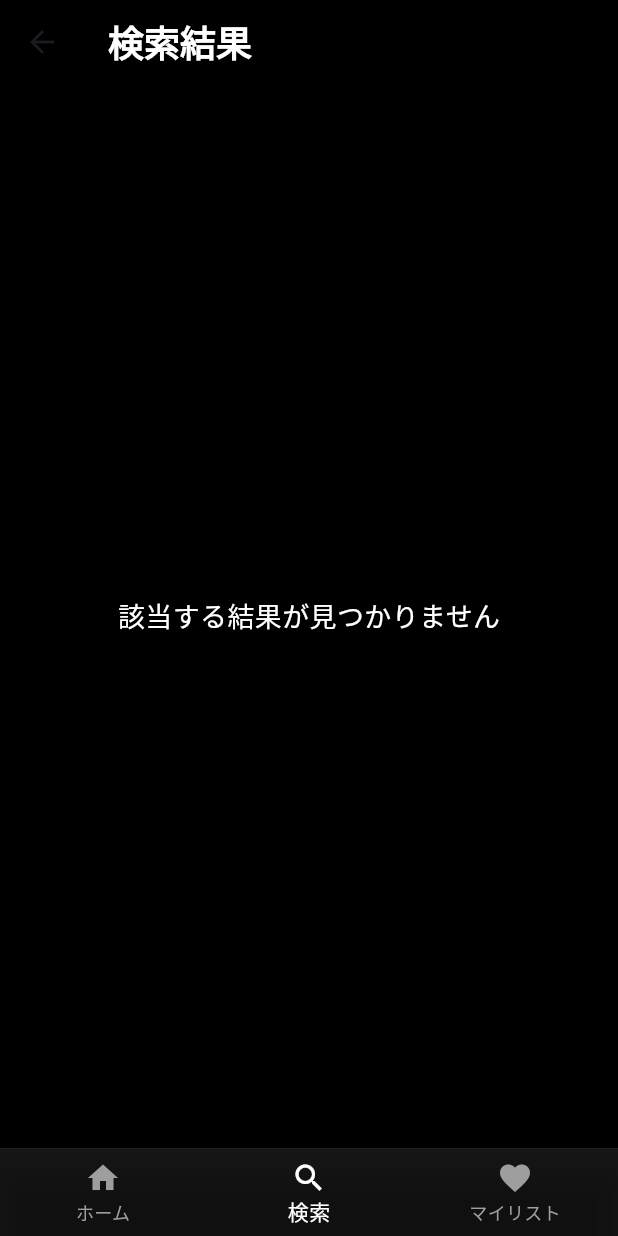
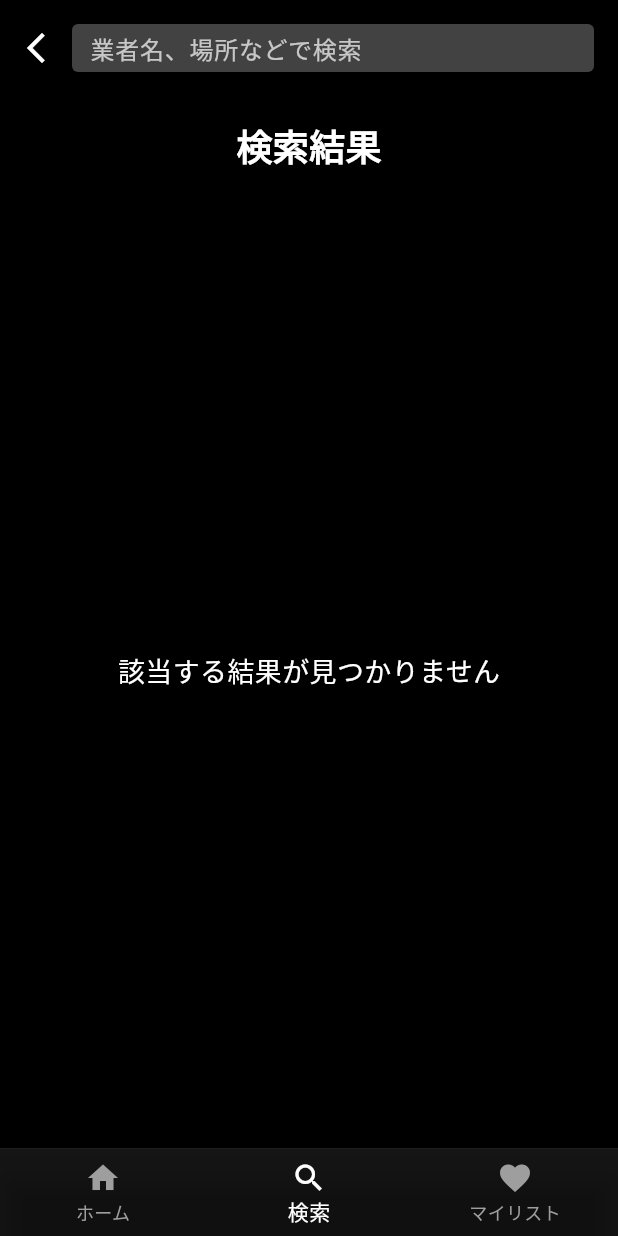
Before and after one commit to Kaito-nagai/fishing_app, a Flutter app: the SearchResults screen opened directly with empty values, on a phone screen of 412 x 824 dp. Run offline on Flutter 3.47's test engine with Material 3 defaults, Android fonts, the phone set to English and light mode, and no system bars; our stand-ins replace flutter_dotenv, logger, shared_preferences; accounts and stored records are empty.

Commit message:
“少し修正

```diff
--- a/lib/screens/search_results.dart
+++ b/lib/screens/search_results.dart
@@ -1,19 +1,59 @@
 import 'package:flutter/material.dart';
+import 'package:logger/logger.dart'; // Logger ライブラリをインポート
 import '../components/vendor_list.dart';
-import '../widgets/bottom_nav.dart'; // ボトムナビゲーションを追加
+import '../widgets/bottom_nav.dart';
+import '../widgets/search_bar.dart';
 
-class SearchResults extends StatelessWidget {
+class SearchResults extends StatefulWidget {
   final List<Vendor> searchResults;
+  final String initialQuery;
 
-  const SearchResults({super.key, required this.searchResults});
+  const SearchResults({
+    super.key,
+    required this.searchResults,
+    required this.initialQuery,
+  });
+
+  @override
+  SearchResultsState createState() => SearchResultsState(); // 修正: クラス名からアンダースコアを削除
+}
+
+class SearchResultsState extends State<SearchResults> { // 修正: クラス名からアンダースコアを削除
+  late TextEditingController _searchController;
+  final Logger _logger = Logger(); // Logger インスタンスを作成
+
+
+  @override
+  void initState() {
+    super.initState();
+    _searchController = TextEditingController(text: widget.initialQuery);
+  }
+
+  void _onSearchSubmitted(String query) {
+    // 再検索ロジック
+    _logger.d('再検索: $query'); // print を logger.d に置き換え
+  }
 
   @override
   Widget build(BuildContext context) {
     return Scaffold(
-      backgroundColor: Colors.black, // 背景を黒に設定
-      appBar: AppBar(
       backgroundColor: Colors.black,
-        title: const Text(
+      body: SafeArea(
+        child: Column(
+          children: [
+            // 検索バー
+            SearchBarWithBackButton(
+              onBackPressed: () {
+                Navigator.pop(context);
+              },
+              onSubmitted: _onSearchSubmitted,
+              searchController: _searchController,
+            ),
+
+            // 検索結果タイトル
+            const Padding(
+              padding: EdgeInsets.all(16.0),
+              child: Text(
                 '検索結果',
                 style: TextStyle(
                   color: Colors.white,
@@ -22,7 +62,10 @@ class SearchResults extends StatelessWidget {
                 ),
               ),
             ),
-      body: searchResults.isEmpty
+
+            // 検索結果リスト
+            Expanded(
+              child: widget.searchResults.isEmpty
                   ? const Center(
                       child: Text(
                         '該当する結果が見つかりません',
@@ -33,9 +76,9 @@ class SearchResults extends StatelessWidget {
                       ),
                     )
                   : ListView.builder(
-              itemCount: searchResults.length,
+                      itemCount: widget.searchResults.length,
                       itemBuilder: (context, index) {
-                final vendor = searchResults[index];
+                        final vendor = widget.searchResults[index];
                         return Padding(
                           padding: const EdgeInsets.symmetric(horizontal: 16.0, vertical: 8.0),
                           child: Card(
@@ -79,7 +122,17 @@ class SearchResults extends StatelessWidget {
                         );
                       },
                     ),
-      bottomNavigationBar: const BottomNav(currentIndex: 1), // 追加
+            ),
+          ],
+        ),
+      ),
+      bottomNavigationBar: const BottomNav(currentIndex: 1),
     );
   }
+
+  @override
+  void dispose() {
+    _searchController.dispose();
+    super.dispose();
   }
+}
--- a/lib/widgets/search_bar.dart
+++ b/lib/widgets/search_bar.dart
@@ -3,11 +3,13 @@ import 'package:flutter/material.dart';
 class SearchBarWithBackButton extends StatelessWidget {
   final VoidCallback onBackPressed;
   final ValueChanged<String> onSubmitted;
+  final TextEditingController searchController;
 
   const SearchBarWithBackButton({
     super.key,
     required this.onBackPressed,
     required this.onSubmitted,
+    required this.searchController,
   });
 
   @override
@@ -31,13 +33,18 @@ class SearchBarWithBackButton extends StatelessWidget {
                 borderRadius: BorderRadius.circular(4),
               ),
               child: TextField(
+                controller: searchController,
                 onSubmitted: onSubmitted,
-                style: const TextStyle(color: Colors.white),
+                style: TextStyle(
+                  color: searchController.text.isEmpty
+                      ? Colors.white70
+                      : Colors.white, // 入力内容に応じた色
+                ),
                 decoration: const InputDecoration(
                   hintText: '業者名、場所などで検索',
                   hintStyle: TextStyle(color: Colors.white70),
                   border: InputBorder.none,
-                  contentPadding: EdgeInsets.symmetric(horizontal: 12),
+                  contentPadding: EdgeInsets.symmetric(horizontal: 12, vertical: 8), // 上下中央揃え
                 ),
               ),
             ),
```
Also changed, not shown: lib/screens/search_screen.dart (+13 -6 lines). Lines whose indentation alone changed are shown as unchanged.
